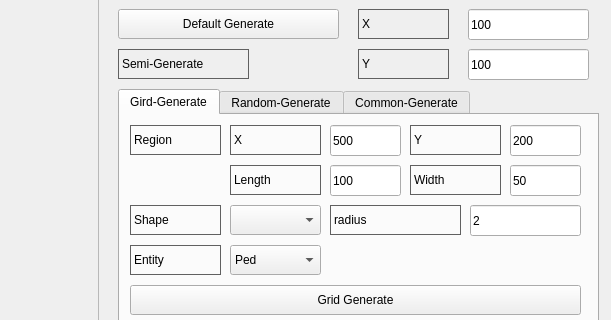
The window that pypeds/gui/ui/mainwindow_setting.ui (my-HenryS/pypeds) describes before a commit, drawn with Qt 5; both pictures show x 702 to 1313 and y 131 to 451 of the 1313 by 732 pixel window.
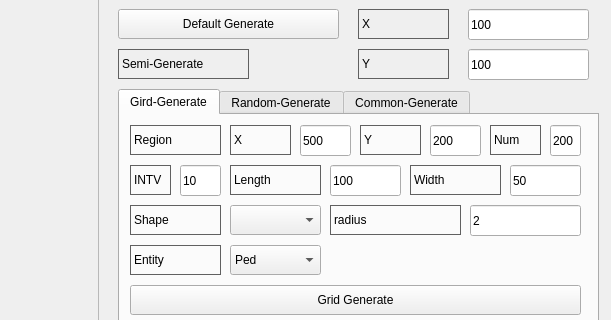
The same window after the commit. The open tabs and pages were chosen to show the change.

```diff
--- a/pypeds/gui/ui/mainwindow_setting.ui
+++ b/pypeds/gui/ui/mainwindow_setting.ui
@@ -646,33 +646,6 @@
        </widget>
       </widget>
      </widget>
-     <widget class="QLabel" name="label_64">
-      <property name="geometry">
-       <rect>
-        <x>110</x>
-        <y>10</y>
-        <width>91</width>
-        <height>30</height>
-       </rect>
-      </property>
-      <property name="styleSheet">
-       <string notr="true">QLabel{
-
-     border-width: 1px;
-
-     border-style: solid;
-
-     border-color: rgb(96, 96, 96);
-
-}</string>
-      </property>
-      <property name="text">
-       <string>X</string>
-      </property>
-      <property name="margin">
-       <number>-1</number>
-      </property>
-     </widget>
      <widget class="QLabel" name="label_65">
       <property name="geometry">
        <rect>
@@ -700,19 +673,6 @@
        <number>-1</number>
       </property>
      </widget>
-     <widget class="QLineEdit" name="lineEdit_35">
-      <property name="geometry">
-       <rect>
-        <x>210</x>
-        <y>10</y>
-        <width>71</width>
-        <height>31</height>
-       </rect>
-      </property>
-      <property name="text">
-       <string>500</string>
-      </property>
-     </widget>
      <widget class="QLineEdit" name="lineEdit_36">
       <property name="geometry">
        <rect>
@@ -726,46 +686,6 @@
        <string>100</string>
       </property>
      </widget>
-     <widget class="QLabel" name="label_66">
-      <property name="geometry">
-       <rect>
-        <x>290</x>
-        <y>10</y>
-        <width>91</width>
-        <height>30</height>
-       </rect>
-      </property>
-      <property name="styleSheet">
-       <string notr="true">QLabel{
-
-     border-width: 1px;
-
-     border-style: solid;
-
-     border-color: rgb(96, 96, 96);
-
-}</string>
-      </property>
-      <property name="text">
-       <string>Y</string>
-      </property>
-      <property name="margin">
-       <number>-1</number>
-      </property>
-     </widget>
-     <widget class="QLineEdit" name="lineEdit_38">
-      <property name="geometry">
-       <rect>
-        <x>390</x>
-        <y>10</y>
-        <width>71</width>
-        <height>31</height>
-       </rect>
-      </property>
-      <property name="text">
-       <string>200</string>
-      </property>
-     </widget>
      <widget class="QLabel" name="label_67">
       <property name="geometry">
        <rect>
@@ -858,6 +778,166 @@
        </property>
       </item>
      </widget>
+     <widget class="QLabel" name="label_82">
+      <property name="geometry">
+       <rect>
+        <x>10</x>
+        <y>50</y>
+        <width>41</width>
+        <height>30</height>
+       </rect>
+      </property>
+      <property name="styleSheet">
+       <string notr="true">QLabel{
+
+     border-width: 1px;
+
+     border-style: solid;
+
+     border-color: rgb(96, 96, 96);
+
+}</string>
+      </property>
+      <property name="text">
+       <string>INTV</string>
+      </property>
+      <property name="margin">
+       <number>-1</number>
+      </property>
+     </widget>
+     <widget class="QLineEdit" name="lineEdit_52">
+      <property name="geometry">
+       <rect>
+        <x>60</x>
+        <y>50</y>
+        <width>41</width>
+        <height>31</height>
+       </rect>
+      </property>
+      <property name="text">
+       <string>10</string>
+      </property>
+     </widget>
+     <widget class="QLabel" name="label_84">
+      <property name="geometry">
+       <rect>
+        <x>110</x>
+        <y>10</y>
+        <width>61</width>
+        <height>30</height>
+       </rect>
+      </property>
+      <property name="styleSheet">
+       <string notr="true">QLabel{
+
+     border-width: 1px;
+
+     border-style: solid;
+
+     border-color: rgb(96, 96, 96);
+
+}</string>
+      </property>
+      <property name="text">
+       <string>X</string>
+      </property>
+      <property name="margin">
+       <number>-1</number>
+      </property>
+     </widget>
+     <widget class="QLineEdit" name="lineEdit_54">
+      <property name="geometry">
+       <rect>
+        <x>180</x>
+        <y>10</y>
+        <width>51</width>
+        <height>31</height>
+       </rect>
+      </property>
+      <property name="text">
+       <string>500</string>
+      </property>
+     </widget>
+     <widget class="QLabel" name="label_85">
+      <property name="geometry">
+       <rect>
+        <x>240</x>
+        <y>10</y>
+        <width>61</width>
+        <height>30</height>
+       </rect>
+      </property>
+      <property name="styleSheet">
+       <string notr="true">QLabel{
+
+     border-width: 1px;
+
+     border-style: solid;
+
+     border-color: rgb(96, 96, 96);
+
+}</string>
+      </property>
+      <property name="text">
+       <string>Y</string>
+      </property>
+      <property name="margin">
+       <number>-1</number>
+      </property>
+     </widget>
+     <widget class="QLineEdit" name="lineEdit_55">
+      <property name="geometry">
+       <rect>
+        <x>310</x>
+        <y>10</y>
+        <width>51</width>
+        <height>31</height>
+       </rect>
+      </property>
+      <property name="text">
+       <string>200</string>
+      </property>
+     </widget>
+     <widget class="QLabel" name="label_86">
+      <property name="geometry">
+       <rect>
+        <x>370</x>
+        <y>10</y>
+        <width>51</width>
+        <height>30</height>
+       </rect>
+      </property>
+      <property name="styleSheet">
+       <string notr="true">QLabel{
+
+     border-width: 1px;
+
+     border-style: solid;
+
+     border-color: rgb(96, 96, 96);
+
+}</string>
+      </property>
+      <property name="text">
+       <string>Num</string>
+      </property>
+      <property name="margin">
+       <number>-1</number>
+      </property>
+     </widget>
+     <widget class="QLineEdit" name="lineEdit_56">
+      <property name="geometry">
+       <rect>
+        <x>430</x>
+        <y>10</y>
+        <width>31</width>
+        <height>31</height>
+       </rect>
+      </property>
+      <property name="text">
+       <string>200</string>
+      </property>
+     </widget>
     </widget>
     <widget class="QWidget" name="tab_8">
      <attribute name="title">
```
Left out of the diff: 138 changed lines with no effect on the pictures.
